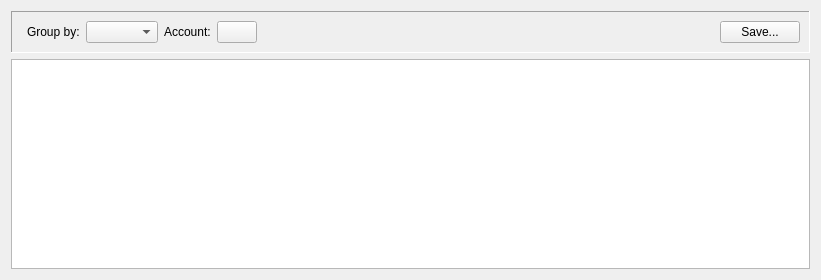
Above: jal/ui/reports/deals_report.ui from titov-vv/jal before the change. Below: the same form after it.
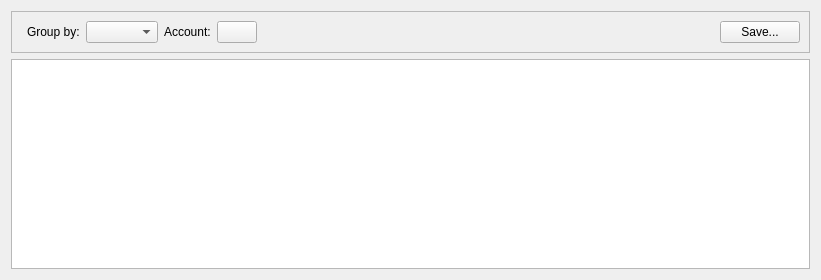
That is the form after the change. Custom widgets are drawn as their Qt base class.

Commit message: Widget sizes, frame styles and icon colors from Qt and the palette instead of hard-coded.

Diff of the .ui file:
```diff
--- a/jal/ui/reports/deals_report.ui
+++ b/jal/ui/reports/deals_report.ui
@@ -17,10 +17,7 @@
    <item>
     <widget class="QFrame" name="ReportParamsFrame">
      <property name="frameShape">
-      <enum>QFrame::Shape::Panel</enum>
-     </property>
-     <property name="frameShadow">
-      <enum>QFrame::Shadow::Sunken</enum>
+      <enum>QFrame::Shape::StyledPanel</enum>
      </property>
      <layout class="QHBoxLayout" name="horizontalLayout">
       <item>
```
The commit also changes 71 other files.
